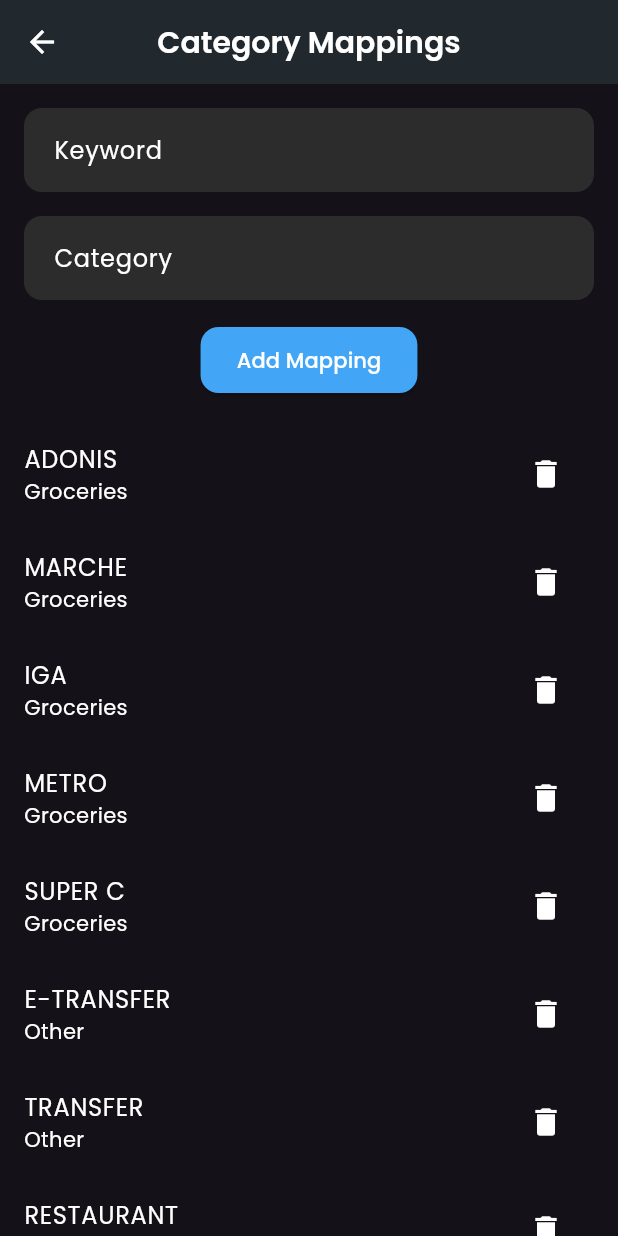
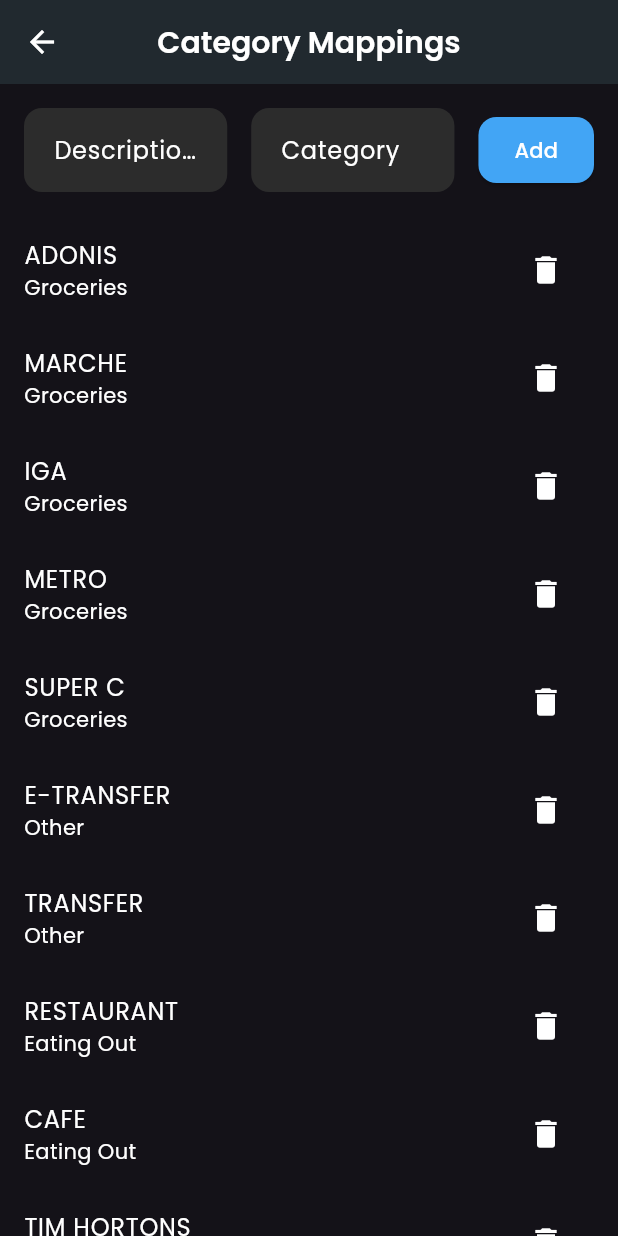
Before and after one commit to jakejonson/expense_tracker, a Flutter app: the CategoryMappingScreen screen opened directly, scrolled down 576 dp, after a tap on the "delete" icon, on a phone screen of 412 x 824 dp. Run offline on Flutter 3.47's test engine with Material 3 defaults, Android fonts, the phone set to English and light mode, and no system bars; our stand-ins replace fl_chart, google_fonts, share_plus, sqflite; missing offline and left inert: excel, file_selector; accounts and stored records are empty.

```diff
--- a/lib/models/category_mapping.dart
+++ b/lib/models/category_mapping.dart
@@ -1,22 +1,26 @@
 class CategoryMapping {
-  final String keyword;
+  final int? id;
+  final String description;
   final String category;
 
   CategoryMapping({
-    required this.keyword,
+    this.id,
+    required this.description,
     required this.category,
   });
 
   Map<String, dynamic> toMap() {
     return {
-      'keyword': keyword,
+      'id': id,
+      'description': description,
       'category': category,
     };
   }
 
   factory CategoryMapping.fromMap(Map<String, dynamic> map) {
     return CategoryMapping(
-      keyword: map['keyword'] as String,
+      id: map['id'] as int,
+      description: map['description'] as String,
       category: map['category'] as String,
     );
   }
--- a/lib/screens/category_mapping_screen.dart
+++ b/lib/screens/category_mapping_screen.dart
@@ -47,38 +47,24 @@ class _CategoryMappingScreenState extends State<CategoryMappingScreen> {
   }
 
   Future<void> _addMapping() async {
-    final keyword = _keywordController.text.trim().toUpperCase();
-    final category = _categoryController.text.trim();
-
-    if (keyword.isEmpty || category.isEmpty) {
-      setState(() {
-        _errorMessage = 'Please enter both keyword and category';
-      });
+    if (_keywordController.text.isEmpty || _categoryController.text.isEmpty) {
       return;
     }
 
-    try {
-      final mapping = CategoryMapping(keyword: keyword, category: category);
+    final keyword = _keywordController.text;
+    final category = _categoryController.text;
+
+    final mapping = CategoryMapping(description: keyword, category: category);
     await _db.addCategoryMapping(mapping);
+
     _keywordController.clear();
     _categoryController.clear();
-      await _loadMappings();
-    } catch (e) {
-      setState(() {
-        _errorMessage = 'Error adding mapping: ${e.toString()}';
-      });
-    }
+    _loadMappings();
   }
 
-  Future<void> _deleteMapping(String keyword) async {
-    try {
-      await _db.deleteCategoryMapping(keyword);
-      await _loadMappings();
-    } catch (e) {
-      setState(() {
-        _errorMessage = 'Error deleting mapping: ${e.toString()}';
-      });
-    }
+  Future<void> _deleteMapping(String description) async {
+    await _db.deleteCategoryMapping(description);
+    _loadMappings();
   }
 
   @override
@@ -87,44 +73,35 @@ class _CategoryMappingScreenState extends State<CategoryMappingScreen> {
       appBar: AppBar(
         title: const Text('Category Mappings'),
       ),
-      body: _isLoading
-          ? const Center(child: CircularProgressIndicator())
-          : Column(
+      body: Column(
         children: [
           Padding(
             padding: const EdgeInsets.all(16.0),
-                  child: Column(
+            child: Row(
               children: [
-                      TextField(
+                Expanded(
+                  child: TextField(
                     controller: _keywordController,
                     decoration: const InputDecoration(
-                          labelText: 'Keyword',
-                          hintText: 'Enter keyword to match',
+                      labelText: 'Description',
                       border: OutlineInputBorder(),
                     ),
-                        textCapitalization: TextCapitalization.characters,
                   ),
-                      const SizedBox(height: 16),
-                      TextField(
+                ),
+                const SizedBox(width: 16),
+                Expanded(
+                  child: TextField(
                     controller: _categoryController,
                     decoration: const InputDecoration(
                       labelText: 'Category',
-                          hintText: 'Enter category name',
                       border: OutlineInputBorder(),
                     ),
                   ),
-                      const SizedBox(height: 16),
+                ),
+                const SizedBox(width: 16),
                 ElevatedButton(
                   onPressed: _addMapping,
-                        child: const Text('Add Mapping'),
-                      ),
-                      if (_errorMessage != null)
-                        Padding(
-                          padding: const EdgeInsets.only(top: 16.0),
-                          child: Text(
-                            _errorMessage!,
-                            style: const TextStyle(color: Colors.red),
-                          ),
+                  child: const Text('Add'),
                 ),
               ],
             ),
@@ -135,11 +112,11 @@ class _CategoryMappingScreenState extends State<CategoryMappingScreen> {
               itemBuilder: (context, index) {
                 final mapping = _mappings[index];
                 return ListTile(
-                        title: Text(mapping.keyword),
+                  title: Text(mapping.description),
                   subtitle: Text(mapping.category),
                   trailing: IconButton(
                     icon: const Icon(Icons.delete),
-                          onPressed: () => _deleteMapping(mapping.keyword),
+                    onPressed: () => _deleteMapping(mapping.description),
                   ),
                 );
               },
--- a/lib/services/database_helper.dart
+++ b/lib/services/database_helper.dart
@@ -66,9 +66,9 @@ class DatabaseHelper {
     await db.execute('''
       CREATE TABLE category_mappings(
         id INTEGER PRIMARY KEY AUTOINCREMENT,
-        keyword TEXT NOT NULL,
+        description TEXT NOT NULL,
         category TEXT NOT NULL,
-        UNIQUE(keyword)
+        UNIQUE(description)
       )
     ''');
 
@@ -78,35 +78,35 @@ class DatabaseHelper {
 
   Future<void> _insertDefaultMappings(sqflite.Database db) async {
     final defaultMappings = [
-      {'keyword': 'PAYROLL', 'category': 'Salary'},
-      {'keyword': 'HYDRO', 'category': 'Utilities'},
-      {'keyword': 'BILL', 'category': 'Utilities'},
-      {'keyword': 'UTILITY', 'category': 'Utilities'},
-      {'keyword': 'ELECTRIC', 'category': 'Utilities'},
-      {'keyword': 'ESSENCE', 'category': 'Car'},
-      {'keyword': 'GAS', 'category': 'Car'},
-      {'keyword': 'PETRO', 'category': 'Car'},
-      {'keyword': 'SHELL', 'category': 'Car'},
-      {'keyword': 'ADONIS', 'category': 'Groceries'},
-      {'keyword': 'MARCHE', 'category': 'Groceries'},
-      {'keyword': 'IGA', 'category': 'Groceries'},
-      {'keyword': 'METRO', 'category': 'Groceries'},
-      {'keyword': 'SUPER C', 'category': 'Groceries'},
-      {'keyword': 'E-TRANSFER', 'category': 'Other'},
-      {'keyword': 'TRANSFER', 'category': 'Other'},
-      {'keyword': 'RESTAURANT', 'category': 'Eating Out'},
-      {'keyword': 'CAFE', 'category': 'Eating Out'},
-      {'keyword': 'TIM HORTONS', 'category': 'Eating Out'},
-      {'keyword': 'MCDONALD', 'category': 'Eating Out'},
-      {'keyword': 'AMZN', 'category': 'Shopping'},
-      {'keyword': 'COSTCO', 'category': 'Shopping'},
-      {'keyword': 'CANADIAN TIRE', 'category': 'Shopping'},
-      {'keyword': 'NETFLIX', 'category': 'Entertainment'},
-      {'keyword': 'SPOTIFY', 'category': 'Entertainment'},
-      {'keyword': 'DISNEY', 'category': 'Entertainment'},
-      {'keyword': 'PRIME', 'category': 'Entertainment'},
-      {'keyword': 'GOUV', 'category': 'Tax Refund'},
-      {'keyword': 'GOVERNMENT', 'category': 'Tax Refund'},
+      {'description': 'PAYROLL', 'category': 'Salary'},
+      {'description': 'HYDRO', 'category': 'Utilities'},
+      {'description': 'BILL', 'category': 'Utilities'},
+      {'description': 'UTILITY', 'category': 'Utilities'},
+      {'description': 'ELECTRIC', 'category': 'Utilities'},
+      {'description': 'ESSENCE', 'category': 'Car'},
+      {'description': 'GAS', 'category': 'Car'},
+      {'description': 'PETRO', 'category': 'Car'},
+      {'description': 'SHELL', 'category': 'Car'},
+      {'description': 'ADONIS', 'category': 'Groceries'},
+      {'description': 'MARCHE', 'category': 'Groceries'},
+      {'description': 'IGA', 'category': 'Groceries'},
+      {'description': 'METRO', 'category': 'Groceries'},
+      {'description': 'SUPER C', 'category': 'Groceries'},
+      {'description': 'E-TRANSFER', 'category': 'Other'},
+      {'description': 'TRANSFER', 'category': 'Other'},
+      {'description': 'RESTAURANT', 'category': 'Eating Out'},
+      {'description': 'CAFE', 'category': 'Eating Out'},
+      {'description': 'TIM HORTONS', 'category': 'Eating Out'},
+      {'description': 'MCDONALD', 'category': 'Eating Out'},
+      {'description': 'AMZN', 'category': 'Shopping'},
+      {'description': 'COSTCO', 'category': 'Shopping'},
+      {'description': 'CANADIAN TIRE', 'category': 'Shopping'},
+      {'description': 'NETFLIX', 'category': 'Entertainment'},
+      {'description': 'SPOTIFY', 'category': 'Entertainment'},
+      {'description': 'DISNEY', 'category': 'Entertainment'},
+      {'description': 'PRIME', 'category': 'Entertainment'},
+      {'description': 'GOUV', 'category': 'Tax Refund'},
+      {'description': 'GOVERNMENT', 'category': 'Tax Refund'},
     ];
 
     for (final mapping in defaultMappings) {
@@ -444,37 +444,75 @@ class DatabaseHelper {
   }
 
   // Category Mapping Methods
+  Future<void> _ensureCategoryMappingTable() async {
+    final db = await database;
+    await db.execute('''
+      CREATE TABLE IF NOT EXISTS category_mappings(
+        id INTEGER PRIMARY KEY AUTOINCREMENT,
+        description TEXT NOT NULL,
+        category TEXT NOT NULL,
+        UNIQUE(description)
+      )
+    ''');
+  }
+
   Future<List<CategoryMapping>> getCategoryMappings() async {
+    try {
+      await _ensureCategoryMappingTable();
       final db = await database;
-    final List<Map<String, dynamic>> maps = await db.query('category_mappings');
-    return List.generate(maps.length, (i) => CategoryMapping.fromMap(maps[i]));
+      final List<Map<String, dynamic>> maps =
+          await db.query('category_mappings');
+      return List.generate(
+          maps.length, (i) => CategoryMapping.fromMap(maps[i]));
+    } catch (e) {
+      print('Error getting category mappings: $e');
+      return [];
+    }
   }
 
   Future<void> addCategoryMapping(CategoryMapping mapping) async {
+    try {
+      await _ensureCategoryMappingTable();
       final db = await database;
       await db.insert(
         'category_mappings',
         mapping.toMap(),
         conflictAlgorithm: sqflite.ConflictAlgorithm.replace,
       );
+    } catch (e) {
+      print('Error adding category mapping: $e');
+      rethrow;
+    }
   }
 
-  Future<void> deleteCategoryMapping(String keyword) async {
+  Future<void> deleteCategoryMapping(String description) async {
+    try {
+      await _ensureCategoryMappingTable();
       final db = await database;
       await db.delete(
         'category_mappings',
-      where: 'keyword = ?',
-      whereArgs: [keyword],
+        where: 'description = ?',
+        whereArgs: [description],
       );
+    } catch (e) {
+      print('Error deleting category mapping: $e');
+      rethrow;
+    }
   }
 
   Future<void> updateCategoryMapping(CategoryMapping mapping) async {
+    try {
+      await _ensureCategoryMappingTable();
       final db = await database;
       await db.update(
         'category_mappings',
         mapping.toMap(),
-      where: 'keyword = ?',
-      whereArgs: [mapping.keyword],
+        where: 'description = ?',
+        whereArgs: [mapping.description],
       );
+    } catch (e) {
+      print('Error updating category mapping: $e');
+      rethrow;
     }
   }
+}
```
Also changed, not shown: lib/screens/dashboard_screen.dart (+39 -144 lines), lib/screens/import_screen.dart (+9 -1 lines), lib/services/rbc_import_service.dart (+5 -77 lines), 1 other file. Lines whose indentation alone changed are shown as unchanged.
